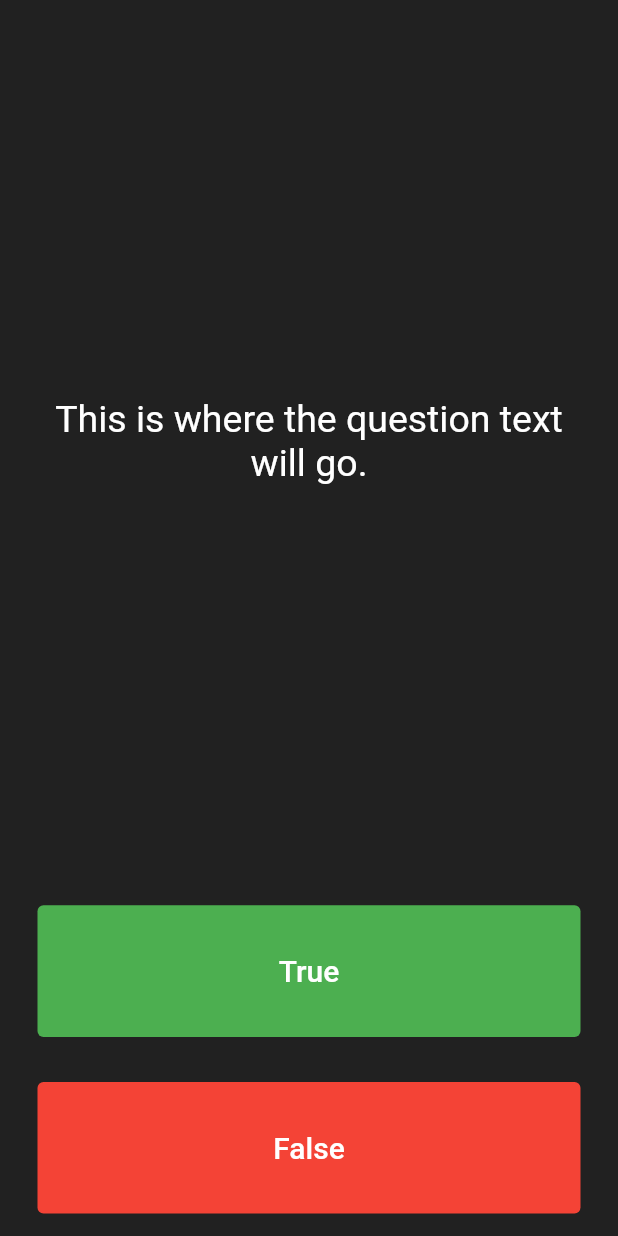
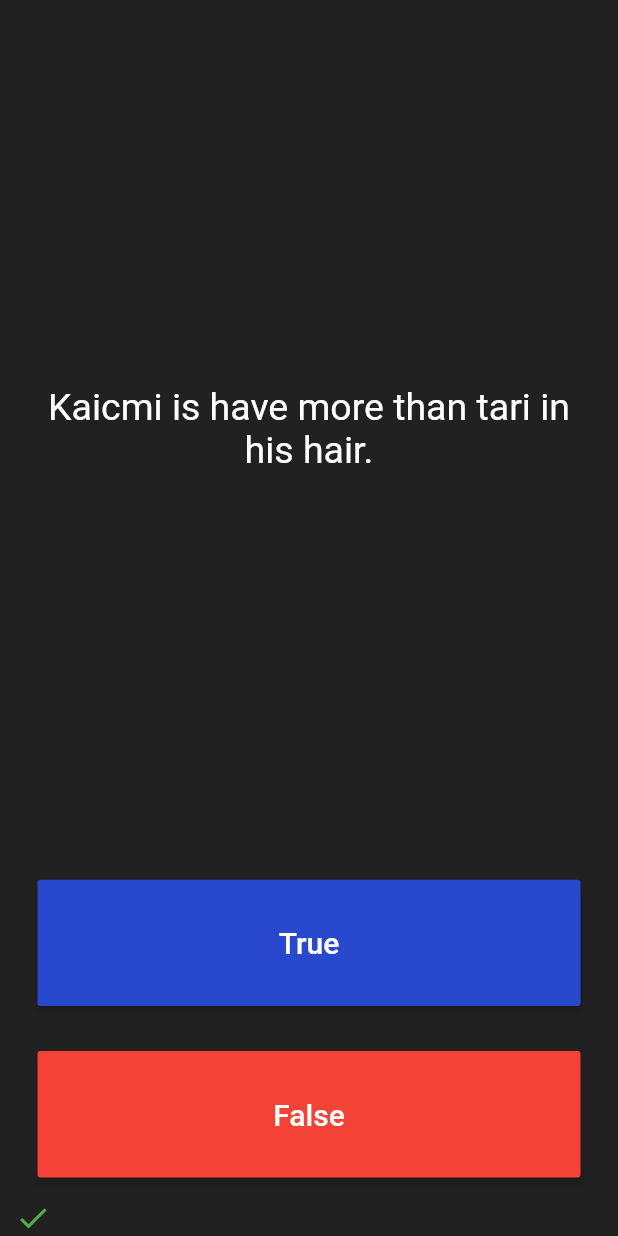
Before and after one commit to HeratUni-CS/quizzler-FahimKarimi, a Flutter app: the screen it shows after launch, after a tap on "True", on a phone screen of 412 x 824 dp. Run offline on Flutter 3.47's test engine with Material 2 defaults, Android fonts, the phone set to English and light mode, and no system bars.

Commit message:
Add files via upload

```diff
--- a/lib/main.dart
+++ b/lib/main.dart
@@ -1,4 +1,7 @@
 import 'package:flutter/material.dart';
+import 'questions.dart';
+import 'quiz_brain.dart';
+
 
 void main() => runApp(Quizzler());
 
@@ -6,6 +9,7 @@ class Quizzler extends StatelessWidget {
   @override
   Widget build(BuildContext context) {
     return MaterialApp(
+      debugShowCheckedModeBanner: false,
       home: Scaffold(
         backgroundColor: Colors.grey.shade900,
         body: SafeArea(
@@ -25,6 +29,20 @@ class QuizPage extends StatefulWidget {
 }
 
 class _QuizPageState extends State<QuizPage> {
+  List<Icon> answer = [];
+  int quizquestion = 0;
+  int iconnumber = 0;
+  QuizBrain quizBrain = QuizBrain();
+  _endalert(context) {
+    var Alertype;
+    Alert(
+      context: context,
+      type: Alertype.none,
+      title: "Finished!",
+      desc: "You\'ve reached the end of the quiz",
+    ).show();
+  }
+
   @override
   Widget build(BuildContext context) {
     return Column(
@@ -37,7 +55,7 @@ class _QuizPageState extends State<QuizPage> {
             padding: EdgeInsets.all(10.0),
             child: Center(
               child: Text(
-                'This is where the question text will go.',
+                quizBrain.Getquestiontext(quizquestion),
                 textAlign: TextAlign.center,
                 style: TextStyle(
                   fontSize: 25.0,
@@ -50,8 +68,9 @@ class _QuizPageState extends State<QuizPage> {
         Expanded(
           child: Padding(
             padding: EdgeInsets.all(15.0),
-            child: TextButton(
-              style: TextButton.styleFrom(backgroundColor: Colors.green),
+            child: MaterialButton(
+              textColor: Colors.white,
+              color: Color.fromARGB(255, 40, 73, 205),
               child: Text(
                 'True',
                 style: TextStyle(
@@ -60,7 +79,30 @@ class _QuizPageState extends State<QuizPage> {
                 ),
               ),
               onPressed: () {
-                //The user picked true.
+                setState(() {
+                  if (quizBrain.Getquestionanswer(quizquestion) == true) {
+                    answer.add(
+                      Icon(
+                        Icons.check,
+                        color: Colors.green,
+                      ),
+                    );
+                  } else {
+                    answer.add(
+                      Icon(
+                        Icons.close,
+                        color: Colors.red,
+                      ),
+                    );
+                  }
+                  quizquestion = quizquestion % 12 + 1;
+                  iconnumber++;
+                  if (iconnumber == 14) {
+                    _endalert(context);
+                    answer.clear();
+                    iconnumber = 0;
+                  }
+                });
               },
             ),
           ),
@@ -68,8 +110,8 @@ class _QuizPageState extends State<QuizPage> {
         Expanded(
           child: Padding(
             padding: EdgeInsets.all(15.0),
-            child: TextButton(
-              style: TextButton.styleFrom(backgroundColor: Colors.red),
+            child: MaterialButton(
+              color: Colors.red,
               child: Text(
                 'False',
                 style: TextStyle(
@@ -78,19 +120,38 @@ class _QuizPageState extends State<QuizPage> {
                 ),
               ),
               onPressed: () {
-                //The user picked false.
+                setState(() {
+                  if (quizBrain.Getquestionanswer(quizquestion) == false) {
+                    answer.add(
+                      Icon(
+                        Icons.check,
+                        color: Colors.green,
+                      ),
+                    );
+                  } else {
+                    answer.add(
+                      Icon(
+                        Icons.close,
+                        color: Colors.red,
+                      ),
+                    );
+                  }
+                  quizquestion = quizquestion % 12 + 1;
+                  iconnumber++;
+                  if (iconnumber == 15) {
+                    _endalert(context);
+                    answer.clear();
+                    iconnumber = 0;
+                  }
+                });
               },
             ),
           ),
         ),
-        //TODO: Add a Row here as your score keeper
+        Row(
+          children: answer,
+        ),
       ],
     );
   }
 }
-
-/*
-question1: 'You can lead a cow down stairs but not up stairs.', false,
-question2: 'Approximately one quarter of human bones are in the feet.', true,
-question3: 'A slug\'s blood is green.', true,
-*/
--- /dev/null
+++ b/lib/questions.dart
@@ -0,0 +1,5 @@
+class Question {
+  String questiontext = '';
+  bool? questionanswer;
+  Question(this.questiontext, this.questionanswer);
+}
--- /dev/null
+++ b/lib/quiz_brain.dart
@@ -0,0 +1,38 @@
+import 'questions.dart';
+
+class QuizBrain {
+  List<Question> _questionbank = [
+    Question('Chelouah Is A dog', true),
+    Question('Kaicmi is have more than tari in his hair.', false),
+    Question('Aymen wins the Hackathon.', true),
+    Question('Sami is good in analyse3.', true),
+    Question('Buzz Aldrin\'s mother\'s maiden name was \"Moon\".', true),
+    Question('It is illegal to pee in the Ocean in Portugal.', true),
+    Question(
+        'No piece of square dry paper can be folded in half more than 7 times.',
+        false),
+    Question(
+        'In London, UK, if you happen to die in the House of Parliament, you are technically entitled to a state funeral, because the building is considered too sacred a place.',
+        true),
+    Question(
+        'The loudest sound produced by any animal is 188 decibels. That animal is the African Elephant.',
+        false),
+    Question(
+        'The total surface area of two human lungs is approximately 70 square metres.',
+        true),
+    Question('Google was originally called \"Backrub\".', true),
+    Question(
+        'Chocolate affects a dog\'s heart and nervous system; a few ounces are enough to kill a small dog.',
+        true),
+    Question(
+        'In West Virginia, USA, if you accidentally hit an animal with your car, you are free to take it home to eat.',
+        true),
+  ];
+  String Getquestiontext(int questionnumber) {
+    return _questionbank[questionnumber].questiontext;
+  }
+
+  bool? Getquestionanswer(int questionnumber) {
+    return _questionbank[questionnumber].questionanswer;
+  }
+}
```
